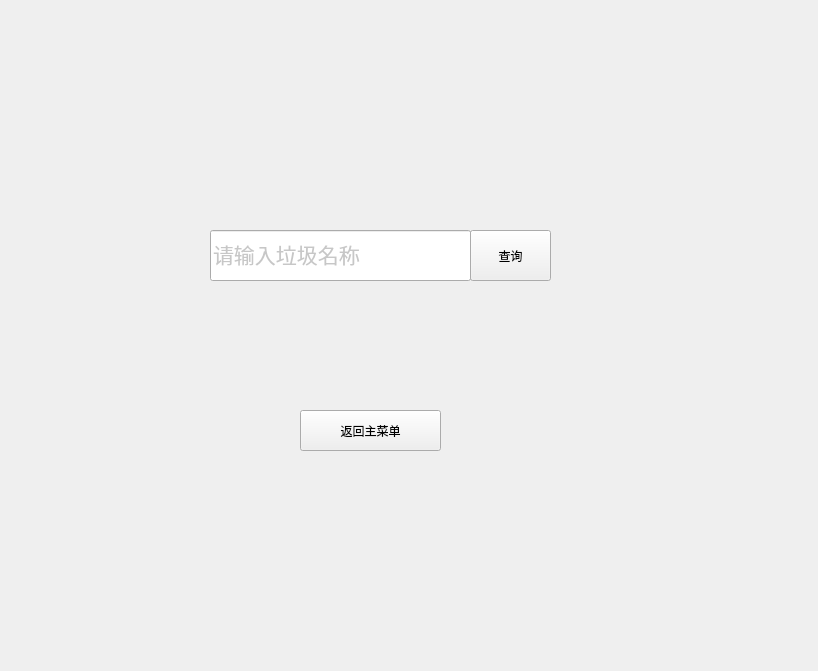
Qt form query.ui (sunxin000/garbageQuery) before a commit.
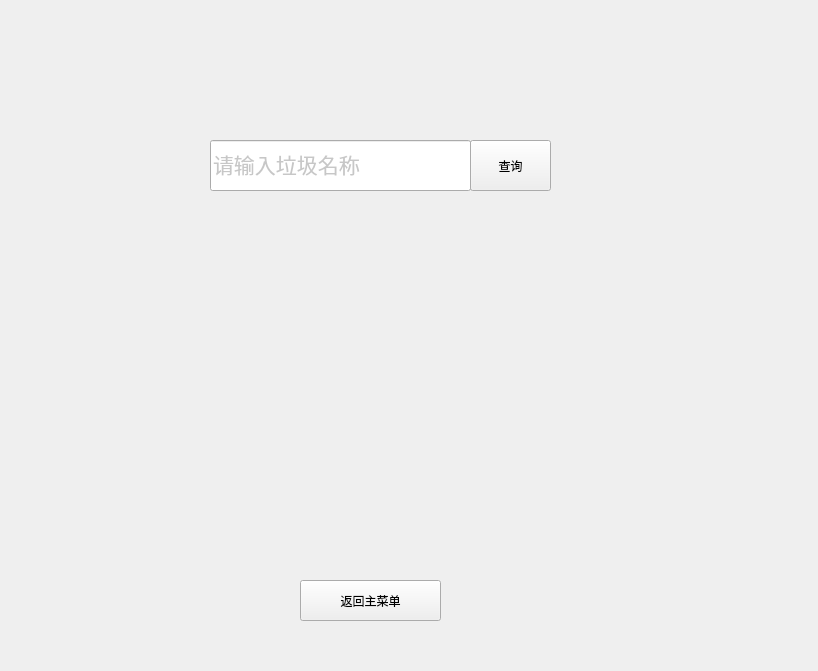
The same form after that commit. Icons and pictures are not drawn.

Patch:
```diff
--- a/query.ui
+++ b/query.ui
@@ -17,7 +17,7 @@
    <property name="geometry">
     <rect>
      <x>300</x>
-     <y>410</y>
+     <y>580</y>
      <width>141</width>
      <height>41</height>
     </rect>
@@ -30,7 +30,7 @@
    <property name="geometry">
     <rect>
      <x>470</x>
-     <y>230</y>
+     <y>140</y>
      <width>81</width>
      <height>51</height>
     </rect>
@@ -43,7 +43,7 @@
    <property name="geometry">
     <rect>
      <x>210</x>
-     <y>230</y>
+     <y>140</y>
      <width>261</width>
      <height>51</height>
     </rect>
@@ -152,23 +152,36 @@
   <widget class="QLabel" name="ClassLabel">
    <property name="geometry">
     <rect>
-     <x>240</x>
-     <y>310</y>
-     <width>271</width>
+     <x>210</x>
+     <y>440</y>
+     <width>341</width>
      <height>61</height>
     </rect>
    </property>
    <property name="font">
     <font>
      <family>黑体</family>
-     <pointsize>16</pointsize>
+     <pointsize>10</pointsize>
     </font>
    </property>
    <property name="text">
     <string/>
    </property>
    <property name="alignment">
-    <set>Qt::AlignCenter</set>
+    <set>Qt::AlignLeading|Qt::AlignLeft|Qt::AlignTop</set>
+   </property>
+  </widget>
+  <widget class="QLabel" name="label">
+   <property name="geometry">
+    <rect>
+     <x>260</x>
+     <y>220</y>
+     <width>221</width>
+     <height>201</height>
+    </rect>
+   </property>
+   <property name="text">
+    <string/>
    </property>
   </widget>
  </widget>
```
Left out of the diff: 11 changed lines with no effect on the pictures.
